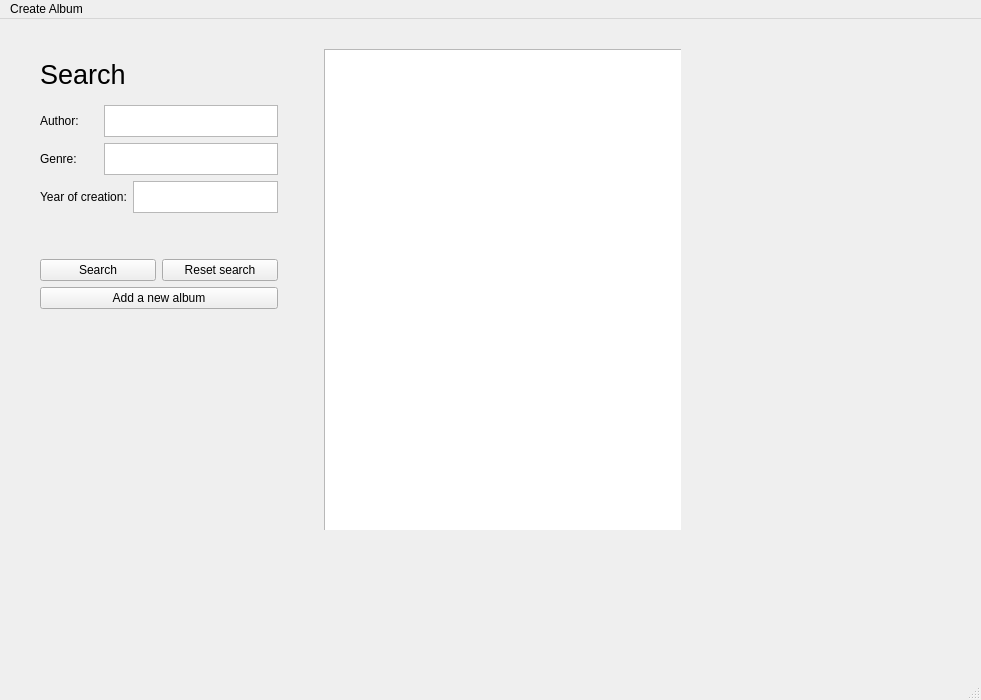
Qt form mainwindow.ui (tomesfilip/school-cd-album) before a commit.
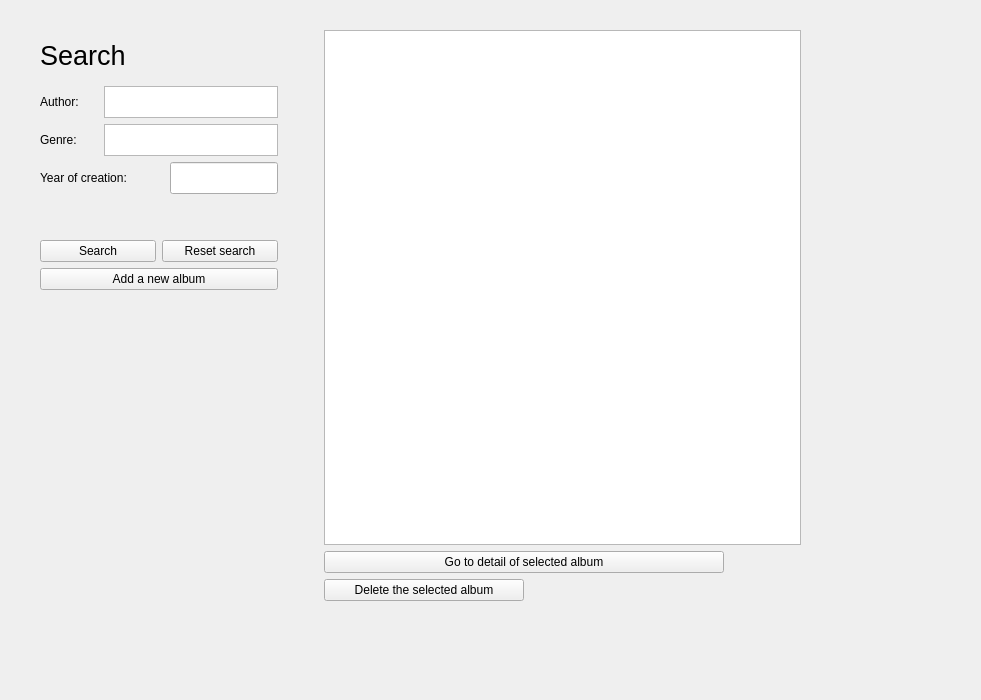
The same form after that commit.

Commit message: added regex to check year input

Patch:
```diff
--- a/mainwindow.ui
+++ b/mainwindow.ui
@@ -12,27 +12,45 @@
   </property>
   <property name="minimumSize">
    <size>
-    <width>981</width>
-    <height>600</height>
+    <width>600</width>
+    <height>400</height>
+   </size>
+  </property>
+  <property name="maximumSize">
+   <size>
+    <width>1920</width>
+    <height>1080</height>
    </size>
   </property>
   <property name="windowTitle">
    <string>MainWindow</string>
   </property>
   <widget class="QWidget" name="centralwidget">
+   <property name="maximumSize">
+    <size>
+     <width>981</width>
+     <height>700</height>
+    </size>
+   </property>
    <widget class="QStackedWidget" name="stackedWidget">
     <property name="geometry">
      <rect>
       <x>30</x>
       <y>10</y>
-      <width>651</width>
-      <height>501</height>
+      <width>791</width>
+      <height>601</height>
      </rect>
     </property>
     <property name="currentIndex">
      <number>0</number>
     </property>
     <widget class="QWidget" name="viewAlbumsPage">
+     <property name="maximumSize">
+      <size>
+       <width>791</width>
+       <height>601</height>
+      </size>
+     </property>
      <widget class="QWidget" name="horizontalLayoutWidget_5">
       <property name="geometry">
        <rect>
@@ -120,7 +138,7 @@
             </layout>
            </item>
            <item>
-            <layout class="QHBoxLayout" name="horizontalLayout_5" stretch="1,3">
+            <layout class="QHBoxLayout" name="horizontalLayout_5" stretch="1,0">
              <item>
               <widget class="QLabel" name="label_9">
                <property name="text">
@@ -129,15 +147,27 @@
               </widget>
              </item>
              <item>
-              <widget class="QPlainTextEdit" name="teSearchYear">
+              <widget class="QLineEdit" name="teSearchYear">
+               <property name="minimumSize">
+                <size>
+                 <width>0</width>
+                 <height>32</height>
+                </size>
+               </property>
                <property name="maximumSize">
                 <size>
                  <width>16777215</width>
                  <height>32</height>
                 </size>
                </property>
-               <property name="tabChangesFocus">
-                <bool>true</bool>
+               <property name="inputMask">
+                <string/>
+               </property>
+               <property name="maxLength">
+                <number>4</number>
+               </property>
+               <property name="echoMode">
+                <enum>QLineEdit::Normal</enum>
                </property>
               </widget>
              </item>
@@ -595,23 +625,6 @@
     </widget>
    </widget>
   </widget>
-  <widget class="QMenuBar" name="menubar">
-   <property name="geometry">
-    <rect>
-     <x>0</x>
-     <y>0</y>
-     <width>981</width>
-     <height>24</height>
-    </rect>
-   </property>
-   <widget class="QMenu" name="menuCreate_Album">
-    <property name="title">
-     <string>Create Album</string>
-    </property>
-   </widget>
-   <addaction name="menuCreate_Album"/>
-  </widget>
-  <widget class="QStatusBar" name="statusbar"/>
  </widget>
  <resources/>
  <connections/>
```
Left out of the diff: 13 changed lines with no effect on the pictures. The commit also changes 1 other file.
